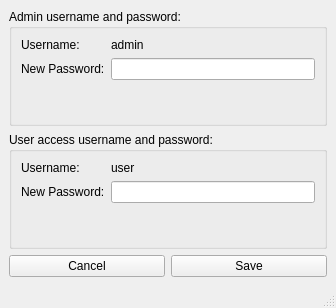
Aenan05/MAXPC, file admin_panel.ui: the form before one commit.
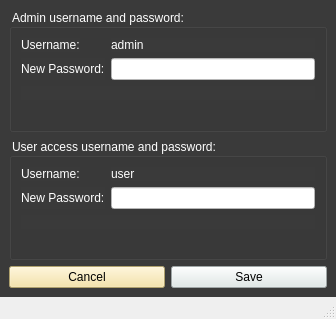
The form after the commit.

```diff
--- a/admin_panel.ui
+++ b/admin_panel.ui
@@ -7,13 +7,16 @@
     <x>0</x>
     <y>0</y>
     <width>336</width>
-    <height>308</height>
+    <height>319</height>
    </rect>
   </property>
   <property name="windowTitle">
    <string>Admin Panel</string>
   </property>
   <widget class="QWidget" name="centralwidget">
+   <property name="styleSheet">
+    <string notr="true">background-color: rgb(58, 58, 58);</string>
+   </property>
    <layout class="QGridLayout" name="gridLayout_2">
     <item row="0" column="0">
      <layout class="QGridLayout" name="gridLayout">
@@ -21,6 +24,9 @@
        <layout class="QVBoxLayout" name="verticalLayout">
         <item>
          <widget class="QGroupBox" name="groupBox">
+          <property name="styleSheet">
+           <string notr="true">color: rgb(255, 255, 255);</string>
+          </property>
           <property name="title">
            <string>Admin username and password:</string>
           </property>
@@ -48,6 +54,9 @@
            </item>
            <item row="1" column="1">
             <widget class="QLineEdit" name="lineEdit_2">
+             <property name="styleSheet">
+              <string notr="true">background-color: rgb(255, 255, 255);</string>
+             </property>
              <property name="clearButtonEnabled">
               <bool>true</bool>
              </property>
@@ -71,6 +80,9 @@
         </item>
         <item>
          <widget class="QGroupBox" name="groupBox_2">
+          <property name="styleSheet">
+           <string notr="true">color: rgb(255, 255, 255);</string>
+          </property>
           <property name="title">
            <string>User access username and password:</string>
           </property>
@@ -98,6 +110,9 @@
            </item>
            <item row="1" column="1">
             <widget class="QLineEdit" name="lineEdit">
+             <property name="styleSheet">
+              <string notr="true">background-color: rgb(255, 255, 255);</string>
+             </property>
              <property name="clearButtonEnabled">
               <bool>true</bool>
              </property>
@@ -123,6 +138,11 @@
          <layout class="QHBoxLayout" name="horizontalLayout">
           <item>
            <widget class="QPushButton" name="pushButton_2">
+            <property name="styleSheet">
+             <string notr="true">
+background-color:#f5e199;
+</string>
+            </property>
             <property name="text">
              <string>Cancel</string>
             </property>
@@ -130,6 +150,10 @@
           </item>
           <item>
            <widget class="QPushButton" name="pushButton">
+            <property name="styleSheet">
+             <string notr="true">background-color: #dfe9e8;
+</string>
+            </property>
             <property name="text">
              <string>Save</string>
             </property>
```
Left out of the diff: 2 changed lines with no effect on the pictures.
